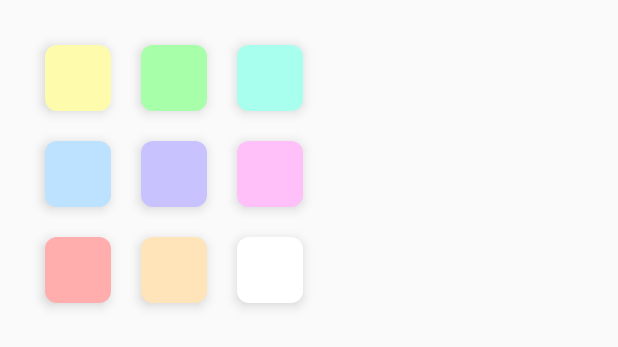
After one commit to KawabeAtsushi/TouchProtector, an Android app: the layout color_list.xml on its own in the app's theme, with its tools: preview values and no code run, on a phone screen of 412 x 824 dp. The commit adds this screen. Shown: the top 347 px of the screen. Run offline under Robolectric (Android 15) with nearby library versions, the phone set to English and light mode, and no system bars.

Commit message:
add color list

```diff
--- /dev/null
+++ b/app/src/main/java/com/pandatone/touchProtector/ui/dialog/ColorDialogFragment.kt
@@ -0,0 +1,34 @@
+package com.pandatone.touchProtector.ui.dialog
+
+import android.app.Dialog
+import android.os.Bundle
+import android.view.LayoutInflater
+import android.view.Window
+import androidx.databinding.DataBindingUtil
+import androidx.fragment.app.DialogFragment
+import androidx.lifecycle.ViewModelProvider
+import com.pandatone.touchProtector.R
+import com.pandatone.touchProtector.databinding.ColorListBinding
+import com.pandatone.touchProtector.databinding.IconListBinding
+import com.pandatone.touchProtector.ui.view.HomeFragment
+import com.pandatone.touchProtector.ui.viewModel.HomeViewModel
+
+class ColorDialogFragment : DialogFragment() {
+
+    //すべてBindingで処理
+    override fun onCreateDialog(savedInstanceState: Bundle?): Dialog {
+        val dialog = Dialog(context!!)
+        val binding = DataBindingUtil.inflate<ColorListBinding>(
+            LayoutInflater.from(activity),
+            R.layout.color_list,
+            null,
+            false
+        )
+        binding.viewModel = HomeFragment.viewModel
+        val dw = dialog.window
+        dw?.requestFeature(Window.FEATURE_NO_TITLE)
+        dialog.setContentView(binding.root)
+        return dialog
+    }
+
+}
--- a/app/src/main/java/com/pandatone/touchProtector/ui/view/HomeFragment.kt
+++ b/app/src/main/java/com/pandatone/touchProtector/ui/view/HomeFragment.kt
@@ -1,22 +1,19 @@
 package com.pandatone.touchProtector.ui.view
 
-import android.graphics.drawable.Drawable
+import android.content.res.ColorStateList
 import android.os.Bundle
-import android.util.Log
 import android.view.LayoutInflater
 import android.view.View
 import android.view.ViewGroup
 import android.widget.*
 import androidx.appcompat.app.AppCompatActivity
-import androidx.core.content.ContextCompat
 import androidx.databinding.BindingAdapter
 import androidx.fragment.app.Fragment
-import androidx.lifecycle.Observer
-import androidx.lifecycle.ViewModelProvider
 import com.pandatone.touchProtector.MainActivity
 import com.pandatone.touchProtector.PREF
 import com.pandatone.touchProtector.R
 import com.pandatone.touchProtector.databinding.FragmentHomeBinding
+import com.pandatone.touchProtector.ui.dialog.ColorDialogFragment
 import com.pandatone.touchProtector.ui.dialog.IconDialogFragment
 import com.pandatone.touchProtector.ui.overlay.OverlayService
 import com.pandatone.touchProtector.ui.viewModel.HomeViewModel
@@ -36,14 +33,21 @@ class HomeFragment : Fragment() {
     companion object {
         lateinit var viewModel: HomeViewModel
         var iconDialog: IconDialogFragment? = null
+        var colorDialog: ColorDialogFragment? = null
     }
 
     object CustomBindingAdapter {
 
         @BindingAdapter("src")
         @JvmStatic
-        fun ImageButton.setImageId(id:Int) {
+        fun ImageButton.setImageId(id: Int) {
             setImageResource(id)
+        }
+
+        @BindingAdapter("color")
+        @JvmStatic
+        fun ImageButton.setColorId(id: Int) {
+            backgroundTintList = ColorStateList.valueOf(resources.getColor(id))
         }
     }
 
@@ -114,6 +118,12 @@ class HomeFragment : Fragment() {
         }
 
         colorChoiceButton = view.findViewById(R.id.color_choice_button)
+        colorChoiceButton.setOnClickListener {
+            colorDialog = ColorDialogFragment()
+            fragmentManager?.run {
+                colorDialog?.show(this, "ColorListDialog")
+            }
+        }
 
         val statusView = view.findViewById<TextView>(R.id.status)
         var count = 0
--- a/app/src/main/java/com/pandatone/touchProtector/ui/viewModel/HomeViewModel.kt
+++ b/app/src/main/java/com/pandatone/touchProtector/ui/viewModel/HomeViewModel.kt
@@ -32,6 +32,19 @@ class HomeViewModel : ViewModel() {
         HomeFragment.iconDialog?.dismiss()
     }
 
+    //now color
+    private val _nowColor = MutableLiveData<Int>().also {
+        it.value = R.color.yellow
+    }
+    val nowColor: LiveData<Int>
+        get() = _nowColor
+
+    //Color変更
+    fun changeColor(colorId: Int) {
+        _nowColor.value = colorId
+        HomeFragment.colorDialog?.dismiss()
+    }
+
     private val _iconSize = MutableLiveData<Int>().also {
         it.value = 0
     }
--- /dev/null
+++ b/app/src/main/res/layout/color_list.xml
@@ -0,0 +1,136 @@
+<?xml version="1.0" encoding="utf-8"?>
+
+<layout xmlns:android="http://schemas.android.com/apk/res/android">
+
+    <data>
+        <import type="com.pandatone.touchProtector.R"/>
+        <variable
+            name="viewModel"
+            type="com.pandatone.touchProtector.ui.viewModel.HomeViewModel" />
+    </data>
+
+    <TableLayout
+        android:layout_width="wrap_content"
+        android:layout_height="wrap_content"
+        android:padding="20dp">
+
+        <TableRow
+            android:id="@+id/color_tableRow1"
+            android:layout_width="wrap_content"
+            android:layout_height="wrap_content">
+
+            <ImageButton
+                android:id="@+id/color_button1"
+                android:layout_width="wrap_content"
+                android:layout_height="wrap_content"
+                android:layout_margin="10dp"
+                android:background="@drawable/square_background"
+                android:backgroundTint="@color/yellow"
+                android:elevation="5dp"
+                android:onClick="@{() -> viewModel.changeColor(R.color.yellow)}"
+                android:src="@drawable/ic_trans_circle" />
+
+            <ImageButton
+                android:id="@+id/color_button2"
+                android:layout_width="wrap_content"
+                android:layout_height="wrap_content"
+                android:layout_margin="10dp"
+                android:background="@drawable/square_background"
+                android:backgroundTint="@color/green"
+                android:elevation="5dp"
+                android:onClick="@{() -> viewModel.changeColor(R.color.green)}"
+                android:src="@drawable/ic_trans_circle" />
+
+            <ImageButton
+                android:id="@+id/color_button3"
+                android:layout_width="wrap_content"
+                android:layout_height="wrap_content"
+                android:layout_margin="10dp"
+                android:background="@drawable/square_background"
+                android:backgroundTint="@color/sky"
+                android:elevation="5dp"
+                android:onClick="@{() -> viewModel.changeColor(R.color.sky)}"
+                android:src="@drawable/ic_trans_circle" />
+        </TableRow>
+
+        <TableRow
+            android:id="@+id/color_tableRow2"
+            android:layout_width="wrap_content"
+            android:layout_height="wrap_content">
+
+            <ImageButton
+                android:id="@+id/color_button4"
+                android:layout_width="wrap_content"
+                android:layout_height="wrap_content"
+                android:layout_margin="10dp"
+                android:background="@drawable/square_background"
+                android:backgroundTint="@color/blue"
+                android:elevation="5dp"
+                android:onClick="@{() -> viewModel.changeColor(R.color.blue)}"
+                android:src="@drawable/ic_trans_circle" />
+
+            <ImageButton
+                android:id="@+id/color_button5"
+                android:layout_width="wrap_content"
+                android:layout_height="wrap_content"
+                android:layout_margin="10dp"
+                android:background="@drawable/square_background"
+                android:backgroundTint="@color/purple"
+                android:elevation="5dp"
+                android:onClick="@{() -> viewModel.changeColor(R.color.purple)}"
+                android:src="@drawable/ic_trans_circle" />
+
+            <ImageButton
+                android:id="@+id/color_button6"
+                android:layout_width="wrap_content"
+                android:layout_height="wrap_content"
+                android:layout_margin="10dp"
+                android:background="@drawable/square_background"
+                android:backgroundTint="@color/pink"
+                android:elevation="5dp"
+                android:onClick="@{() -> viewModel.changeColor(R.color.pink)}"
+                android:src="@drawable/ic_trans_circle" />
+        </TableRow>
+
+        <TableRow
+            android:id="@+id/color_tableRow3"
+            android:layout_width="wrap_content"
+            android:layout_height="wrap_content">
+
+            <ImageButton
+                android:id="@+id/color_button7"
+                android:layout_width="wrap_content"
+                android:layout_height="wrap_content"
+                android:layout_margin="10dp"
+                android:background="@drawable/square_background"
+                android:backgroundTint="@color/red"
+                android:elevation="5dp"
+                android:onClick="@{() -> viewModel.changeColor(R.color.red)}"
+                android:src="@drawable/ic_trans_circle" />
+
+            <ImageButton
+                android:id="@+id/color_button8"
+                android:layout_width="wrap_content"
+                android:layout_height="wrap_content"
+                android:layout_margin="10dp"
+                android:background="@drawable/square_background"
+                android:backgroundTint="@color/orange"
+                android:elevation="5dp"
+                android:onClick="@{() -> viewModel.changeColor(R.color.orange)}"
+                android:src="@drawable/ic_trans_circle" />
+
+            <ImageButton
+                android:id="@+id/color_button9"
+                android:layout_width="wrap_content"
+                android:layout_height="wrap_content"
+                android:layout_margin="10dp"
+                android:background="@drawable/square_background"
+                android:backgroundTint="@color/white"
+                android:elevation="5dp"
+                android:onClick="@{() -> viewModel.changeColor(R.color.white)}"
+                android:src="@drawable/ic_trans_circle" />
+        </TableRow>
+
+    </TableLayout>
+
+</layout>
--- a/app/src/main/res/layout/fragment_home.xml
+++ b/app/src/main/res/layout/fragment_home.xml
@@ -9,6 +9,8 @@
             name="viewModel"
             type="com.pandatone.touchProtector.ui.viewModel.HomeViewModel" />
     </data>
+
+<!--    レイアウトを記述-->
 
 <androidx.constraintlayout.widget.ConstraintLayout
     android:layout_width="match_parent"
@@ -46,6 +48,7 @@
         android:background="@drawable/square_background"
         android:contentDescription="@string/color"
         android:elevation="5dp"
+        app:color="@{viewModel.nowColor}"
         app:layout_constraintStart_toEndOf="@id/icon_choice_button"
         app:layout_constraintTop_toTopOf="@id/icon_choice_button"
         app:layout_constraintBottom_toBottomOf="@id/icon_choice_button"
--- a/app/src/main/res/layout/overlay_view.xml
+++ b/app/src/main/res/layout/overlay_view.xml
@@ -11,7 +11,7 @@
             android:layout_width="match_parent"
             android:layout_height="match_parent"
             android:layout_gravity="top"
-            android:background="#39FFC107"
+            android:background="@color/yellow"
             android:visibility="visible">
 
             <ImageView
--- a/app/src/main/res/values/colors.xml
+++ b/app/src/main/res/values/colors.xml
@@ -10,4 +10,25 @@
 
     <color name="icon_color">#AA8DD3EC</color>
     <color name="back_operation">#39FF074D</color>
+
+    <color name="yellow">#FFFBAD</color>
+    <color name="green">#A8FFAA</color>
+    <color name="sky">#A9FFEE</color>
+    <color name="blue">#BCE2FF</color>
+    <color name="purple">#C8C2FF</color>
+    <color name="pink">#FFBFF9</color>
+    <color name="red">#FFADAD</color>
+    <color name="orange">#FFE3B9</color>
+    <color name="white">#FFFFFF</color>
+
+<!--    <color name="yellow">#39FFF307</color>-->
+<!--    <color name="green">#3907FF0B</color>-->
+<!--    <color name="sky">#3907FFCD</color>-->
+<!--    <color name="blue">#390794FF</color>-->
+<!--    <color name="purple">#392007FF</color>-->
+<!--    <color name="pink">#39FF07E6</color>-->
+<!--    <color name="red">#39FF0707</color>-->
+<!--    <color name="orange">#39FF9C07</color>-->
+<!--    <color name="white">#39FFFFFF</color>-->
+
 </resources>
```
